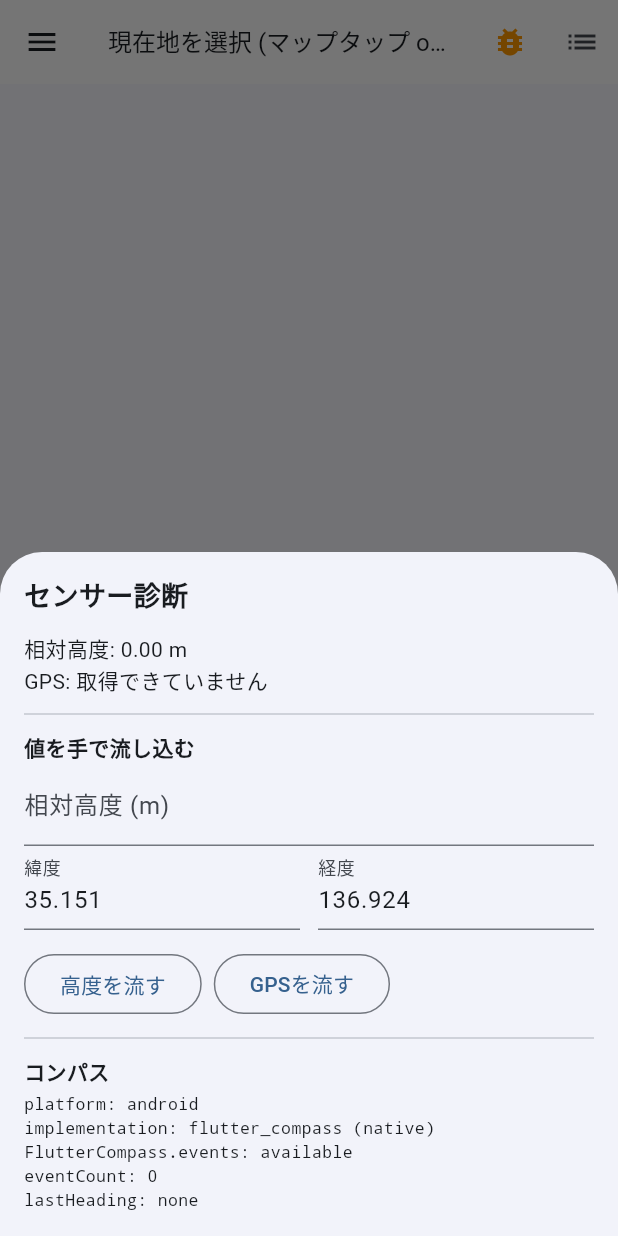
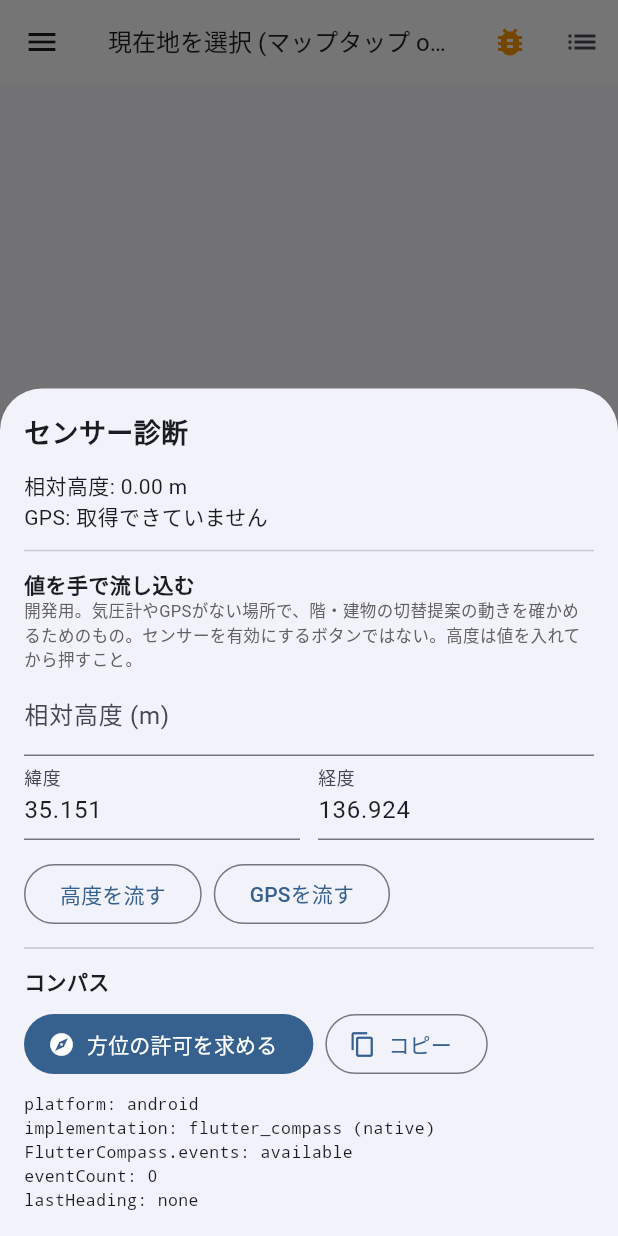
Before and after one commit to aoi-nanndeyaneeen/IFMAP2, a Flutter app: the screen it shows after launch, after a tap on the "bug report" icon, on a phone screen of 412 x 824 dp. Run offline on Flutter 3.47's test engine with Material 3 defaults, Android fonts, the phone set to English and light mode, and no system bars; our stand-ins replace file_picker, flutter_compass, geolocator, image_picker, sensors_plus, share_plus and 1 more; missing offline and left inert: dart:js_interop, mobile_scanner.

Commit message:
診断画面から直接方位の許可を求められるようにし、コピーボタンを追加
許可ボタンはルート表示中のコンパス欄にしかなく、診断画面を開いても
lastPermissionResult が "not requested" のままで原因が切り分けられな
かった。診断画面に「方位の許可を求める」ボタンを置き、その場で
許可→結果確認までできるようにした。

スマホで診断の各行を読み上げてもらうのは手間なので、全行を
クリップボードに送る「コピー」ボタンも付けた。

既存の「高度を流す」「GPSを流す」は値注入用の開発ボタンだが、
センサー有効化のボタンと誤解されたので用途の説明文を添えた。

Co-Authored-By: Claude Opus 5.5 <noreply@anthropic.com>

```diff
--- a/ifmap/lib/ui/sensor_debug_sheet.dart
+++ b/ifmap/lib/ui/sensor_debug_sheet.dart
@@ -7,6 +7,7 @@
 import 'dart:async';
 
 import 'package:flutter/material.dart';
+import 'package:flutter/services.dart';
 import 'package:geolocator/geolocator.dart';
 
 import '../navigation/navigation_controller.dart';
@@ -80,6 +81,13 @@ class _SensorDebugSheetState extends State<_SensorDebugSheet> {
 
               const Text('値を手で流し込む',
                   style: TextStyle(fontWeight: FontWeight.bold)),
+              // 「押しても何も起きない」と誤解されやすいので用途を書いておく
+              Text(
+                '開発用。気圧計やGPSがない場所で、階・建物の切替提案の動きを'
+                '確かめるためのもの。センサーを有効にするボタンではない。'
+                '高度は値を入れてから押すこと。',
+                style: TextStyle(fontSize: 11, color: Colors.grey.shade700),
+              ),
               TextField(
                 controller: _altitude,
                 keyboardType: const TextInputType.numberWithOptions(signed: true),
@@ -174,15 +182,47 @@ class _CompassDiagnosticsState extends State<_CompassDiagnostics> {
     super.dispose();
   }
 
+  /// 許可ダイアログを出す。ルートを出さなくても診断画面から直接試せるように
+  /// ここにも置いている。iOS はユーザー操作起点でないと拒否するのでボタンから呼ぶ。
+  Future<void> _request() async {
+    await requestSensorPermission();
+    if (mounted) setState(() {});
+  }
+
+  /// 診断結果を丸ごとクリップボードへ。スマホで1行ずつ読み上げるのは辛いので。
+  Future<void> _copy(String text) async {
+    await Clipboard.setData(ClipboardData(text: text));
+    if (!mounted) return;
+    ScaffoldMessenger.of(context).showSnackBar(
+      const SnackBar(content: Text('診断結果をコピーしました')),
+    );
+  }
+
   @override
   Widget build(BuildContext context) {
+    final lines =
+        sensorDiagnostics().entries.map((e) => '${e.key}: ${e.value}').toList();
     return Column(
       crossAxisAlignment: CrossAxisAlignment.start,
       children: [
         const Text('コンパス', style: TextStyle(fontWeight: FontWeight.bold)),
-        const SizedBox(height: 4),
-        for (final e in sensorDiagnostics().entries)
-          SelectableText('${e.key}: ${e.value}',
+        const SizedBox(height: 8),
+        Row(children: [
+          FilledButton.icon(
+            onPressed: _request,
+            icon: const Icon(Icons.explore, size: 18),
+            label: const Text('方位の許可を求める'),
+          ),
+          const SizedBox(width: 8),
+          OutlinedButton.icon(
+            onPressed: () => _copy(lines.join('\n')),
+            icon: const Icon(Icons.copy, size: 18),
+            label: const Text('コピー'),
+          ),
+        ]),
+        const SizedBox(height: 8),
+        for (final line in lines)
+          SelectableText(line,
               style: const TextStyle(fontSize: 11, fontFamily: 'monospace')),
       ],
     );
```
